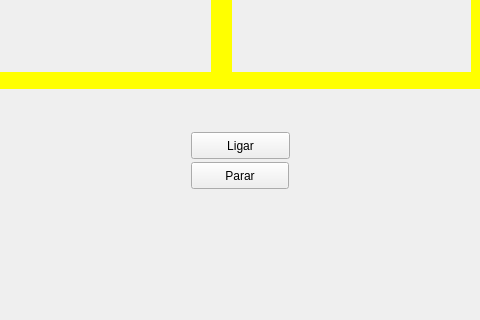
Before: the Qt Designer form mainwindow.ui in mariamandafm/Avaliacao-SO-Trem, drawn with Qt 5; both pictures show x 349 to 829 and y 265 to 585 of the 924 by 585 pixel window.
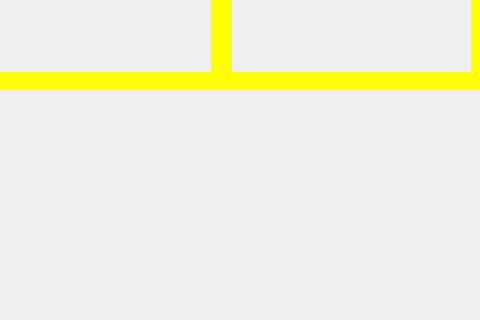
After: the same form once the commit is applied.

Commit message: Fix slider de velocidade

Patch:
```diff
--- a/mainwindow.ui
+++ b/mainwindow.ui
@@ -78,32 +78,6 @@
      <string/>
     </property>
    </widget>
-   <widget class="QPushButton" name="pushButton">
-    <property name="geometry">
-     <rect>
-      <x>540</x>
-      <y>380</y>
-      <width>99</width>
-      <height>27</height>
-     </rect>
-    </property>
-    <property name="text">
-     <string>Ligar</string>
-    </property>
-   </widget>
-   <widget class="QPushButton" name="pushButton_2">
-    <property name="geometry">
-     <rect>
-      <x>540</x>
-      <y>410</y>
-      <width>98</width>
-      <height>27</height>
-     </rect>
-    </property>
-    <property name="text">
-     <string>Parar</string>
-    </property>
-   </widget>
    <widget class="QLabel" name="label_trilho4_2">
     <property name="geometry">
      <rect>
```
Left out of the diff: 17 changed lines with no effect on the pictures. The commit also changes 3 other files.
